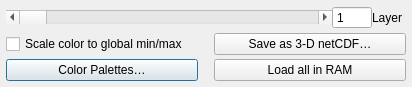
This is deps/ui/cube_layer_selector.ui in GenericMappingTools/InteractiveGMT as Qt 5 draws it before an edit. The edited form follows.
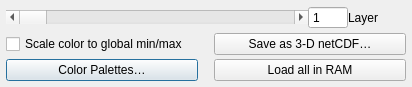
This is the edited form.

Commit message: Cube layer bar in toolbar, HLS SAVI fix, cube tools

The edit to the form file:
```diff
--- a/deps/ui/cube_layer_selector.ui
+++ b/deps/ui/cube_layer_selector.ui
@@ -97,6 +97,16 @@
        </property>
       </widget>
      </item>
+     <item row="1" column="3">
+      <widget class="QToolButton" name="toBarBtn">
+       <property name="toolTip">
+        <string>Move the layer slider into the window toolbar</string>
+       </property>
+       <property name="autoRaise">
+        <bool>true</bool>
+       </property>
+      </widget>
+     </item>
     </layout>
    </item>
    <item>
```
The commit also changes 14 other files.
